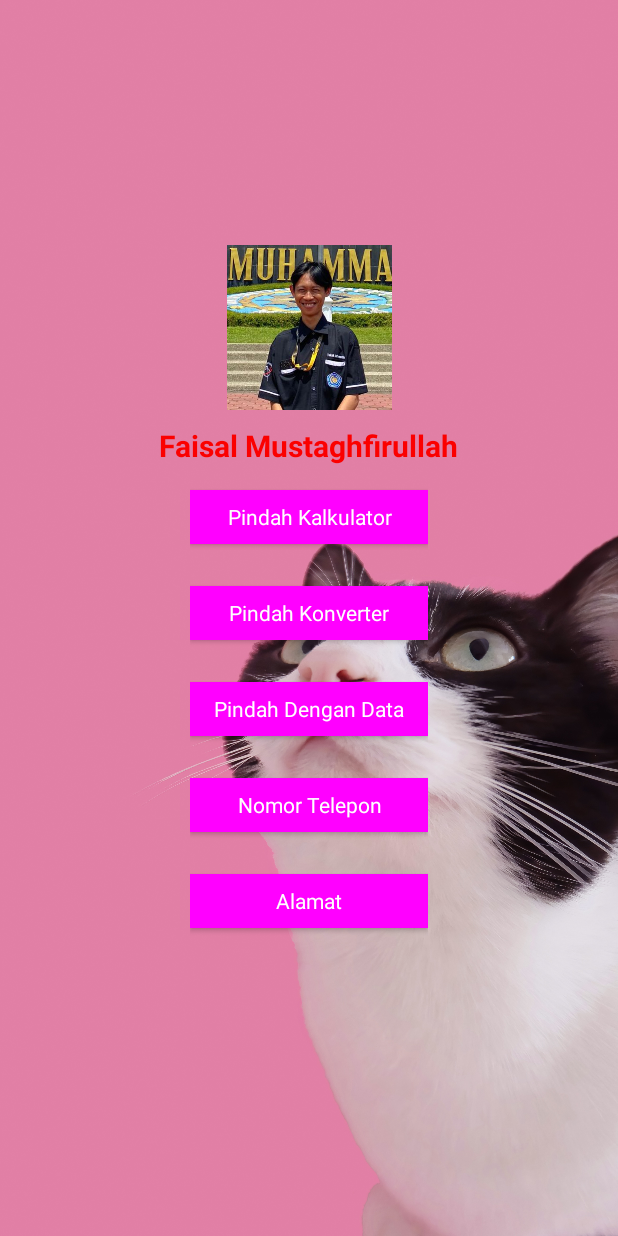
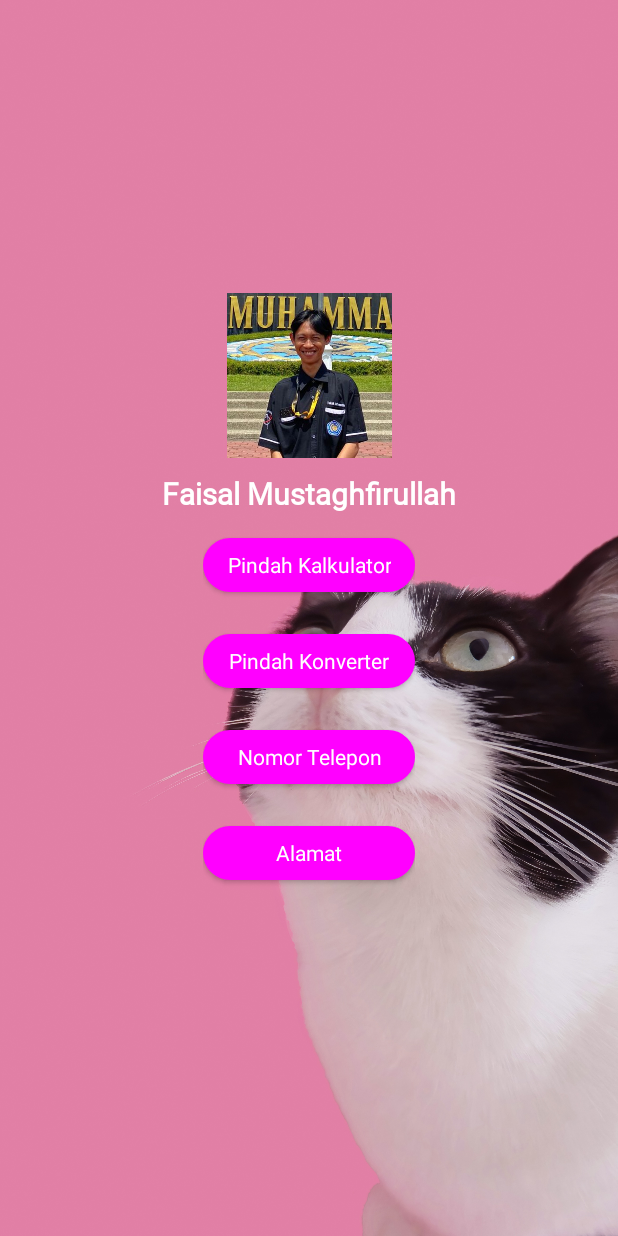
Before and after one commit to fmustaghfirullah/Kalkulator, an Android app: the layout activity_menu.xml on its own in the app's theme, with its tools: preview values and no code run, on a phone screen of 412 x 824 dp. Run offline under Robolectric (Android 15) with nearby library versions, the phone set to English and light mode, and no system bars.

Commit message:
animasi baru

```diff
--- a/app/src/main/java/com/ghfir/percobaan/MainActivity.kt
+++ b/app/src/main/java/com/ghfir/percobaan/MainActivity.kt
@@ -84,8 +84,10 @@ class MainActivity : AppCompatActivity() {
 
         // Listener untuk tombol kembali ke menu utama
         btnBack.setOnClickListener {
-            val intent = Intent(this, MenuActivity::class.java) // Ganti MenuActivity dengan Activity menu Anda
-            startActivity(intent)
+            val mauPindah = Intent(this@MainActivity, MenuActivity::class.java)
+            mauPindah.putExtra(MenuActivity.KEY_NAMA_MHS, "Faisal Mustaghfirullah")
+            mauPindah.putExtra(MenuActivity.KEY_UMUR_MHS, 22533568)
+            startActivity(mauPindah)
             finish()
         }
 
--- a/app/src/main/java/com/ghfir/percobaan/SplashActivity.kt
+++ b/app/src/main/java/com/ghfir/percobaan/SplashActivity.kt
@@ -22,7 +22,7 @@ class SplashActivity : AppCompatActivity() {
             override fun onCompletion(mp: MediaPlayer?) {
                 val mauPindah = Intent(this@SplashActivity, MenuActivity::class.java)
                 mauPindah.putExtra(MenuActivity.KEY_NAMA_MHS, "Faisal Mustaghfirullah")
-                mauPindah.putExtra(MenuActivity.KEY_UMUR_MHS, 22)
+                mauPindah.putExtra(MenuActivity.KEY_UMUR_MHS, 22533568)
                 startActivity(mauPindah)
                 finish()
             }
--- a/app/src/main/res/layout/activity_menu.xml
+++ b/app/src/main/res/layout/activity_menu.xml
@@ -23,9 +23,10 @@
         android:layout_height="wrap_content"
         android:text="@string/nama"
         android:paddingBottom="10dp"
-        android:fontFamily=""
+        android:fontFamily="@font/ebfontwght"
         android:textSize="20dp"
-        android:textColor="#FB0000"
+        android:textColor="@color/white"
+        android:shadowColor="@color/black"
         android:textStyle="bold"/>
 <LinearLayout
     android:layout_width="wrap_content"
@@ -41,7 +42,9 @@
         style="@style/Widget.Material3.FloatingActionButton.Large.Secondary"
         android:text="@string/move_activity"
         android:layout_marginBottom="16dp"
-        tools:ignore="MissingConstraints" />
+        tools:ignore="MissingConstraints"
+        app:cornerRadius="20dp"
+        />
 
     <com.google.android.material.button.MaterialButton
         android:layout_width="match_parent"
@@ -51,16 +54,19 @@
         android:text="Pindah Konverter"
         android:layout_marginBottom="16dp"
         tools:ignore="MissingConstraints"
+        app:cornerRadius="20dp"
         />
 
 
-    <com.google.android.material.button.MaterialButton
-        android:id="@+id/btn_move_activity_data"
-        style="@style/Widget.Material3.FloatingActionButton.Large.Secondary"
-        android:layout_width="match_parent"
-        android:layout_height="wrap_content"
-        android:layout_marginBottom="16dp"
-        android:text="Pindah Dengan Data" />
+<!--    <com.google.android.material.button.MaterialButton-->
+<!--        android:id="@+id/btn_move_activity_data"-->
+<!--        style="@style/Widget.Material3.FloatingActionButton.Large.Secondary"-->
+<!--        android:layout_width="match_parent"-->
+<!--        android:layout_height="wrap_content"-->
+<!--        android:layout_marginBottom="16dp"-->
+<!--        android:text="Pindah Dengan Data"-->
+<!--        app:cornerRadius="20dp"-->
+<!--        />-->
 
     <com.google.android.material.button.MaterialButton
         android:id="@+id/btn_dial_number"
@@ -68,7 +74,9 @@
         android:layout_width="match_parent"
         android:layout_height="wrap_content"
         android:layout_marginBottom="16dp"
-        android:text="Nomor Telepon" />
+        android:text="Nomor Telepon"
+        app:cornerRadius="20dp"
+        />
 
     <com.google.android.material.button.MaterialButton
         android:id="@+id/btn_maps"
@@ -76,12 +84,14 @@
         android:layout_width="match_parent"
         android:layout_height="wrap_content"
         android:layout_marginBottom="16dp"
-        android:text="Alamat" />
+        android:text="Alamat"
+        app:cornerRadius="20dp"/>
 
     <com.google.android.material.textview.MaterialTextView
         android:layout_width="match_parent"
         android:layout_height="wrap_content"
         android:id="@+id/tv_data_received"
+        android:contentDescription="outputnim"
         />
 </LinearLayout>
 
```
Also changed, not shown: app/src/main/java/com/ghfir/percobaan/MenuActivity.java (+46 -10 lines), 3 other files.
